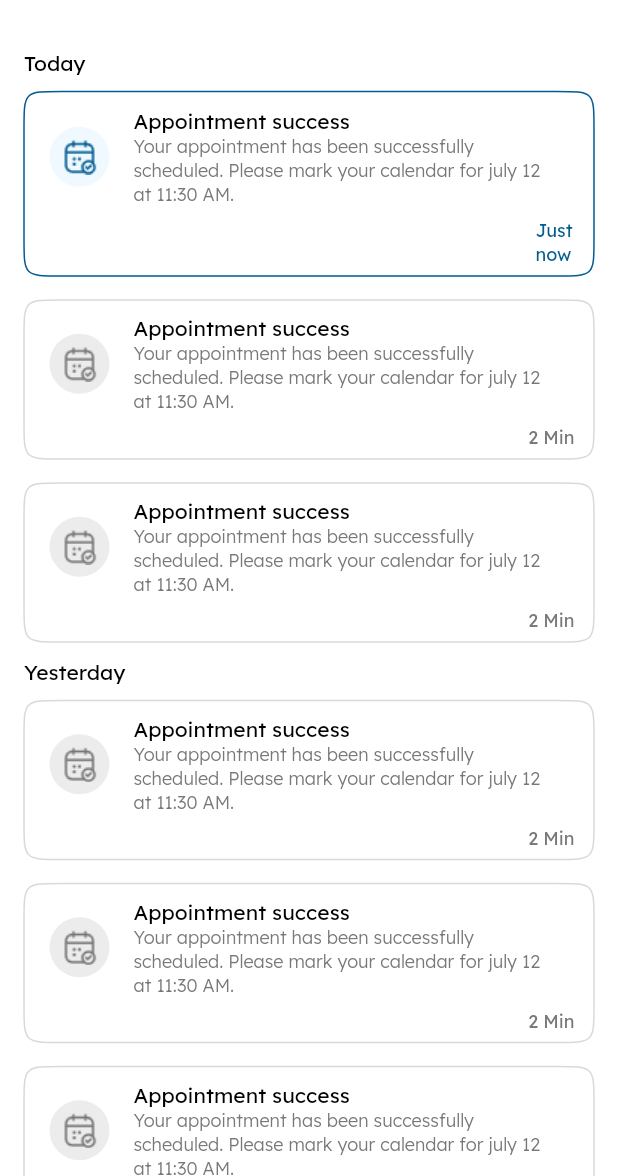
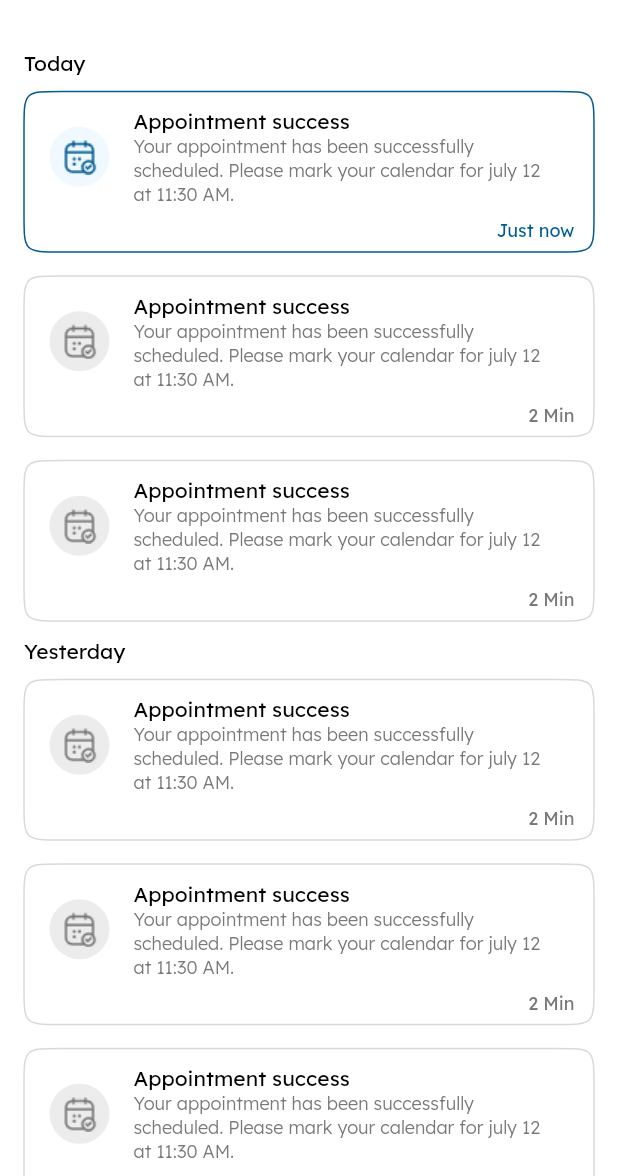
Before and after one commit to DevikaPatelLetmegrab/PharmFlow, a Flutter app: the NotificationPage screen opened by its route, on a phone screen of 412 x 824 dp, the part 60-1236 px from its top. Run offline on Flutter 3.47's test engine with Material 3 defaults, Android fonts, the phone set to English and light mode, and no system bars; our stand-ins replace bloc, cached_network_image, carousel_slider, dio, dotted_border, dotted_line and 13 more; missing offline and left inert: advanced_chips_input, linear_progress_bar.

Commit message:
changes in notification ui module

```diff
--- a/lib/core/config/app_dimension.dart
+++ b/lib/core/config/app_dimension.dart
@@ -21,22 +21,6 @@ class AppDimens {
   static const double space50 = 50;
   static const double space60 = 60;
   static const double space80 = 80;
-
-  static const double space90 = 90;
-  static const double space100 = 100;
-  static const double space110 = 110;
-  static const double space120 = 120;
-  static const double space130 = 130;
-  static const double space140 = 140;
-  static const double space150 = 150;
-  static const double space180 = 180;
-  static const double space200 = 200;
-  static const double space240 = 240;
-  static const double space280 = 280;
-  static const double space300 = 300;
-  static const double space320 = 320;
-  static const double space340 = 340;
-  static const double space360 = 360;
 
   static const imageSize8 = 10.0;
 
--- a/lib/features/notification/presentation/pages/notification_page.dart
+++ b/lib/features/notification/presentation/pages/notification_page.dart
@@ -1,12 +1,9 @@
 import 'package:flutter/material.dart';
 import 'package:gap/gap.dart';
 import 'package:pharm_flow/core/app_extension/text_style_extension.dart';
-import 'package:pharm_flow/core/config/app_assets.dart';
 import 'package:pharm_flow/core/config/app_colors.dart';
 import 'package:pharm_flow/core/config/app_dimension.dart';
-import 'package:pharm_flow/core/utils/squircle/squircle_container.dart';
 import 'package:pharm_flow/core/widget/common_app_bar.dart';
-import 'package:pharm_flow/core/widget/round_icon.dart';
 import 'package:pharm_flow/features/notification/presentation/widgets/notification_item.dart';
 
 class NotificationPage extends StatelessWidget {
@@ -36,45 +33,11 @@ class NotificationPage extends StatelessWidget {
                 itemCount: 3,
                 shrinkWrap: true,
                 itemBuilder: (context, index) {
-                  if (index == 0) {
-                    return Squircle(
-                      borderColor: AppColors.primary,
-                      child: Column(
-                        children: [
-                          const Gap(AppDimens.space1),
-                          ListTile(
-                            dense: true,
-                            leading: RoundIcon(
-                                radius: AppDimens.borderRadius20,
-                                iconPadding:
-                                    const EdgeInsets.all(AppDimens.space5),
-                                iconPath: AppAssets.calendarIconBlue,
-                                iconSize: AppDimens.imageSize24,
-                                backgroundColor: AppColors.blueEFColor),
-                            title: Text(
-                              'Appointment success',
-                              style: context.md14.weigh400.withBlack,
-                            ),
-                            subtitle: Text(
-                              'Your appointment has been successfully scheduled. Please mark your calendar for july 12 at 11:30 AM. ',
-                              style: context.s12.weigh300.withGrey78,
-                            ),
-                          ),
-                          Padding(
-                            padding: const EdgeInsets.only(
-                                left: AppDimens.space340,
-                                bottom: AppDimens.space5),
-                            child: Text(
-                              'Just now',
-                              style: context.s12.withPrimary,
-                            ),
-                          ),
-                        ],
-                      ),
-                    );
-                  } else {
-                    return const NotificationItem();
-                  }
+                  return NotificationItem(
+                    index: index,
+                    borderColor:
+                        index == 0 ? AppColors.primary : AppColors.greyD9Color,
+                  );
                 },
                 separatorBuilder: (BuildContext context, int index) {
                   return const Gap(AppDimens.space16);
@@ -91,7 +54,11 @@ class NotificationPage extends StatelessWidget {
                 itemCount: 5,
                 shrinkWrap: true,
                 itemBuilder: (context, index) {
-                  return const NotificationItem();
+                  return NotificationItem(
+                    index: index = 1,
+                    borderColor:
+                        index == 0 ? AppColors.primary : AppColors.greyD9Color,
+                  );
                 },
                 separatorBuilder: (BuildContext context, int index) {
                   return const Gap(AppDimens.space16);
--- a/lib/features/notification/presentation/widgets/notification_item.dart
+++ b/lib/features/notification/presentation/widgets/notification_item.dart
@@ -1,5 +1,6 @@
 import 'package:flutter/cupertino.dart';
 import 'package:flutter/material.dart';
+import 'package:gap/gap.dart';
 import 'package:pharm_flow/core/app_extension/text_style_extension.dart';
 import 'package:pharm_flow/core/config/app_assets.dart';
 import 'package:pharm_flow/core/config/app_colors.dart';
@@ -8,24 +9,30 @@ import 'package:pharm_flow/core/utils/squircle/squircle_container.dart';
 import 'package:pharm_flow/core/widget/round_icon.dart';
 
 class NotificationItem extends StatelessWidget {
-  const NotificationItem({super.key});
+  final int index;
+  final Color borderColor;
+  const NotificationItem(
+      {super.key, required this.index, required this.borderColor});
 
   @override
   Widget build(BuildContext context) {
     return Squircle(
-      borderColor: AppColors.greyD9Color,
+      borderColor: borderColor,
       child: Column(
-        crossAxisAlignment: CrossAxisAlignment.end,
-        mainAxisAlignment: MainAxisAlignment.start,
         children: [
+          const Gap(AppDimens.space1),
           ListTile(
             dense: true,
             leading: RoundIcon(
-                radius: AppDimens.borderRadius20,
-                iconPadding: const EdgeInsets.all(AppDimens.space5),
-                iconPath: AppAssets.calendarIconGrey,
-                iconSize: AppDimens.imageSize24,
-                backgroundColor: AppColors.greyECColor),
+              radius: AppDimens.borderRadius20,
+              iconPadding: const EdgeInsets.all(AppDimens.space5),
+              iconPath: index == 0
+                  ? AppAssets.calendarIconBlue
+                  : AppAssets.calendarIconGrey,
+              iconSize: AppDimens.imageSize24,
+              backgroundColor:
+                  index == 0 ? AppColors.blueEFColor : AppColors.greyECColor,
+            ),
             title: Text(
               'Appointment success',
               style: context.md14.weigh400.withBlack,
@@ -38,9 +45,14 @@ class NotificationItem extends StatelessWidget {
           Padding(
             padding: const EdgeInsets.only(
                 right: AppDimens.space12, bottom: AppDimens.space5),
-            child: Text(
-              '2 Min',
-              style: context.s12.withGrey78,
+            child: Align(
+              alignment: Alignment.bottomRight,
+              child: Text(
+                index == 0 ? 'Just now' : '2 Min',
+                style: index == 0
+                    ? context.s12.withPrimary
+                    : context.s12.withGrey78,
+              ),
             ),
           ),
         ],
```
